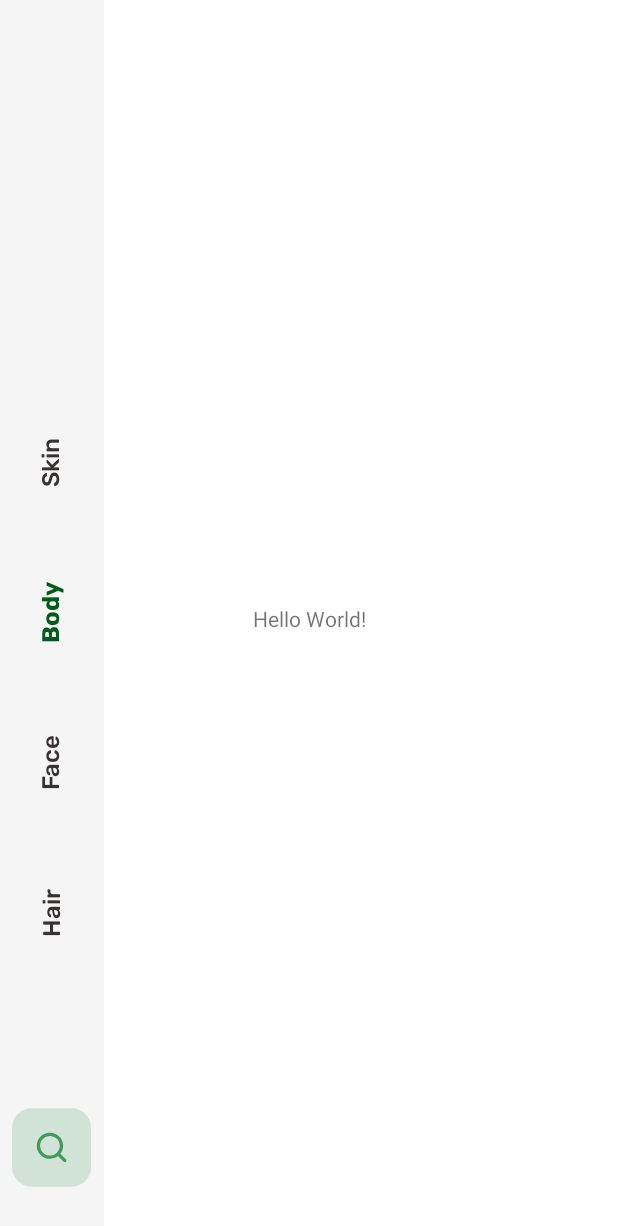
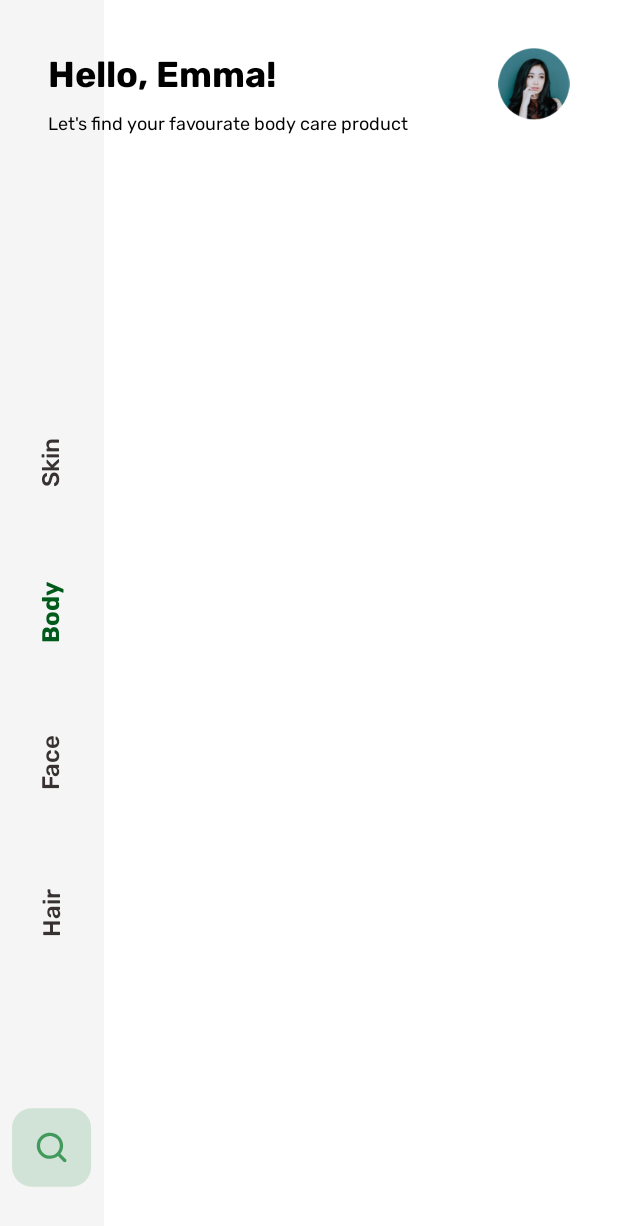
Before and after one commit to AndreiMihaiSurueanu/ecommerce-shopping-android-app, an Android app: the screen it shows after launch (MainActivity), on a phone screen of 412 x 824 dp. Shown: the top 1226 px of the screen. Run offline under Robolectric (Android 15) with nearby library versions, the phone set to English and light mode, and no system bars.

Commit message:
Design Top Heading & Avatar
* Design Top Heading, Avatar & Welcome message sections in the Main Activity

```diff
--- /dev/null
+++ b/app/src/main/res/font/rubik.xml
@@ -0,0 +1,7 @@
+<?xml version="1.0" encoding="utf-8"?>
+<font-family xmlns:app="http://schemas.android.com/apk/res-auto"
+        app:fontProviderAuthority="com.google.android.gms.fonts"
+        app:fontProviderPackage="com.google.android.gms"
+        app:fontProviderQuery="Rubik"
+        app:fontProviderCerts="@array/com_google_android_gms_fonts_certs">
+</font-family>
--- /dev/null
+++ b/app/src/main/res/font/rubik_bold.xml
@@ -0,0 +1,7 @@
+<?xml version="1.0" encoding="utf-8"?>
+<font-family xmlns:app="http://schemas.android.com/apk/res-auto"
+        app:fontProviderAuthority="com.google.android.gms.fonts"
+        app:fontProviderPackage="com.google.android.gms"
+        app:fontProviderQuery="name=Rubik&amp;weight=700"
+        app:fontProviderCerts="@array/com_google_android_gms_fonts_certs">
+</font-family>
--- a/app/src/main/res/layout/activity_main.xml
+++ b/app/src/main/res/layout/activity_main.xml
@@ -93,12 +93,38 @@
     </androidx.constraintlayout.widget.ConstraintLayout>
 
     <TextView
+        android:id="@+id/textView5"
         android:layout_width="wrap_content"
         android:layout_height="wrap_content"
-        android:text="Hello World!"
-        app:layout_constraintBottom_toBottomOf="parent"
-        app:layout_constraintLeft_toLeftOf="parent"
-        app:layout_constraintRight_toRightOf="parent"
+        android:layout_marginStart="32dp"
+        android:layout_marginTop="32dp"
+        android:fontFamily="@font/rubik_bold"
+        android:text="@string/hello_emma"
+        android:textColor="@android:color/background_dark"
+        android:textSize="24sp"
+        app:layout_constraintStart_toStartOf="parent"
         app:layout_constraintTop_toTopOf="parent" />
 
+    <TextView
+        android:id="@+id/textView6"
+        android:layout_width="wrap_content"
+        android:layout_height="wrap_content"
+        android:layout_marginTop="4dp"
+        android:fontFamily="@font/rubik"
+        android:text="@string/let_s_find"
+        android:textColor="@android:color/background_dark"
+        android:textSize="12sp"
+        app:layout_constraintStart_toStartOf="@+id/textView5"
+        app:layout_constraintTop_toBottomOf="@+id/textView5" />
+
+    <ImageView
+        android:id="@+id/imageView3"
+        android:layout_width="48dp"
+        android:layout_height="48dp"
+        android:layout_marginTop="32dp"
+        android:layout_marginEnd="32dp"
+        app:layout_constraintEnd_toEndOf="parent"
+        app:layout_constraintTop_toTopOf="parent"
+        app:srcCompat="@drawable/profile"
+        android:contentDescription="@string/todo" />
 </androidx.constraintlayout.widget.ConstraintLayout>
--- a/app/src/main/res/values/preloaded_fonts.xml
+++ b/app/src/main/res/values/preloaded_fonts.xml
@@ -1,6 +1,8 @@
 <?xml version="1.0" encoding="utf-8"?>
 <resources>
     <array name="preloaded_fonts" translatable="false">
+        <item>@font/rubik</item>
+        <item>@font/rubik_bold</item>
         <item>@font/rubik_bold_italic</item>
         <item>@font/rubik_medium</item>
     </array>
--- a/app/src/main/res/values/strings.xml
+++ b/app/src/main/res/values/strings.xml
@@ -5,4 +5,6 @@
     <string name="body">Body</string>
     <string name="todo">TODO</string>
     <string name="hair">Hair</string>
+    <string name="hello_emma">Hello, Emma!</string>
+    <string name="let_s_find">Let\'s find your favourate body care product</string>
 </resources>
```
Also changed, not shown: app/src/main/res/drawable/profile.png (added).
